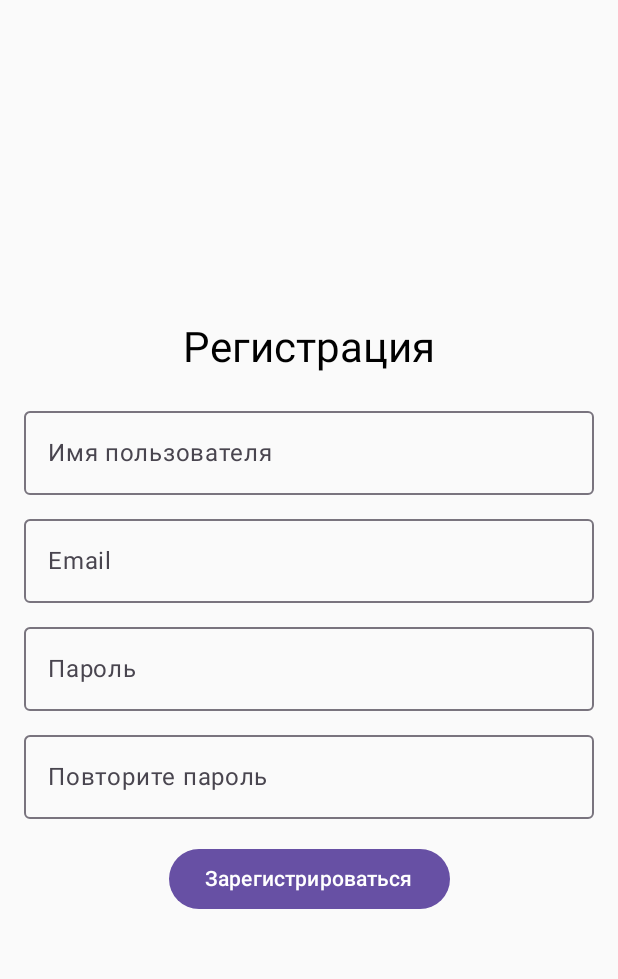
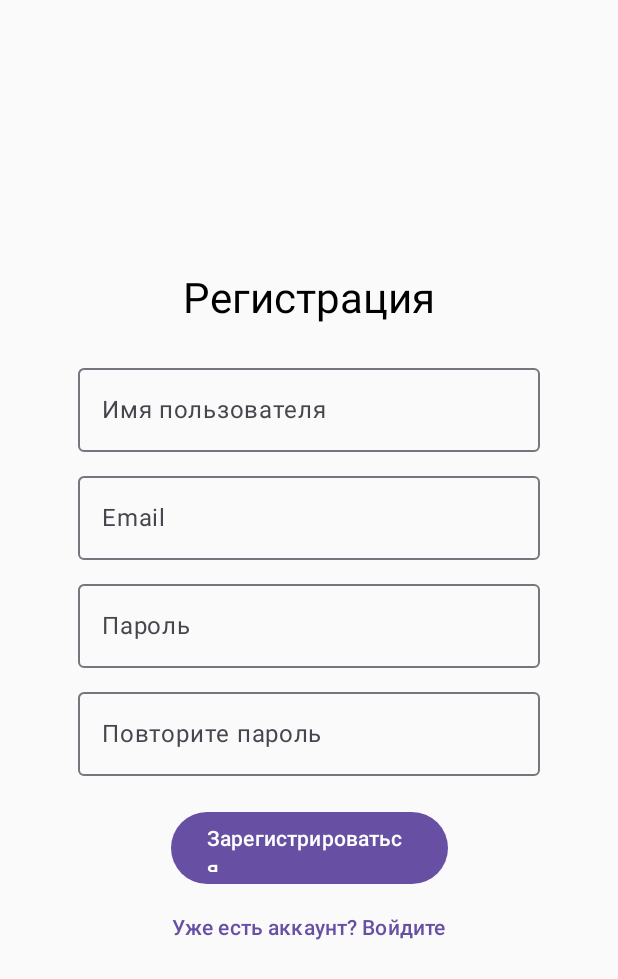
Before and after one commit to LordAlex0393/BooksApp, an Android app built with Jetpack Compose: the LoginScreen screen opened through its navigation route, after a tap on "Нет аккаунта? Зарегистрируйтесь", on a phone screen of 412 x 824 dp. Shown: the top 979 px of the screen. Run offline under Robolectric (Android 15) with nearby library versions, the phone set to English and light mode, and no system bars; libraries missing offline, so code that uses them is left out: at.favre.lib, io.github.jan.supabase; 1 other tap on this screen came first.

Commit message:
v0.1.2 - Design update

```diff
--- a/app/src/main/java/com/example/bookapp/LoginScreen.kt
+++ b/app/src/main/java/com/example/bookapp/LoginScreen.kt
@@ -17,11 +17,16 @@ import androidx.compose.runtime.mutableStateOf
 import androidx.compose.runtime.remember
 import androidx.compose.runtime.rememberCoroutineScope
 import androidx.compose.runtime.setValue
+import androidx.compose.ui.Alignment
 import androidx.compose.ui.Modifier
 import androidx.compose.ui.text.input.PasswordVisualTransformation
 import androidx.compose.ui.unit.dp
 import androidx.navigation.NavController
 import kotlinx.coroutines.launch
+
+private const val BUTTON_MAX_WIDTH = 0.5f
+private val BUTTON_MAX_HEIGHT = 48.dp
+private val PADDING = 52.dp
 
 @Composable
 fun LoginScreen(navController: NavController) {
@@ -33,8 +38,9 @@ fun LoginScreen(navController: NavController) {
     Column(
         modifier = Modifier
             .fillMaxSize()
-            .padding(16.dp),
-        verticalArrangement = Arrangement.Center
+            .padding(PADDING),
+        verticalArrangement = Arrangement.Center,
+        horizontalAlignment = Alignment.CenterHorizontally
     ) {
         Text(
             text = "Вход",
@@ -67,7 +73,7 @@ fun LoginScreen(navController: NavController) {
             )
         }
 
-        Spacer(modifier = Modifier.height(16.dp))
+        Spacer(modifier = Modifier.height(24.dp))
 
         Button(
             onClick = {
@@ -89,16 +95,18 @@ fun LoginScreen(navController: NavController) {
 //                    }
                 }
             },
-            modifier = Modifier.fillMaxWidth()
+            //modifier = Modifier.fillMaxWidth()
+            modifier = Modifier
+                .fillMaxWidth(BUTTON_MAX_WIDTH)
+                .height(BUTTON_MAX_HEIGHT)
         ) {
             Text("Войти")
         }
 
-        Spacer(modifier = Modifier.height(8.dp))
+        Spacer(modifier = Modifier.height(5.dp))
 
         TextButton(
             onClick = { navController.navigate("signup") },
-            modifier = Modifier.fillMaxWidth()
         ) {
             Text("Нет аккаунта? Зарегистрируйтесь")
         }
--- a/app/src/main/java/com/example/bookapp/SignUpScreen.kt
+++ b/app/src/main/java/com/example/bookapp/SignUpScreen.kt
@@ -1,3 +1,4 @@
+
 import android.util.Log
 import androidx.compose.foundation.layout.Arrangement
 import androidx.compose.foundation.layout.Column
@@ -10,6 +11,7 @@ import androidx.compose.material3.Button
 import androidx.compose.material3.MaterialTheme
 import androidx.compose.material3.OutlinedTextField
 import androidx.compose.material3.Text
+import androidx.compose.material3.TextButton
 import androidx.compose.runtime.Composable
 import androidx.compose.runtime.getValue
 import androidx.compose.runtime.mutableStateOf
@@ -23,36 +25,20 @@ import androidx.compose.ui.text.input.PasswordVisualTransformation
 import androidx.compose.ui.unit.dp
 import androidx.navigation.NavController
 import at.favre.lib.crypto.bcrypt.BCrypt
-import com.example.bookapp.BuildConfig
-import io.github.jan.supabase.createSupabaseClient
-import io.github.jan.supabase.postgrest.Postgrest
+import com.example.bookapp.SupabaseClient
 import io.github.jan.supabase.postgrest.from
 import kotlinx.coroutines.Dispatchers
 import kotlinx.coroutines.launch
 import kotlinx.coroutines.withContext
-import kotlinx.serialization.Serializable
 import java.net.URL
 import java.net.UnknownHostException
 
 // ============= КОНСТАНТЫ И КОНФИГУРАЦИЯ =============
 private const val SUCCESS_COLOR_HEX = 0xFF2E7D32
 private const val BCRYPT_COST = 12
-
-// ================ КОНФИГУРАЦИЯ SUPABASE ================
-val supabase = createSupabaseClient(
-    supabaseUrl = BuildConfig.SUPABASE_URL,
-    supabaseKey = BuildConfig.SUPABASE_KEY
-) {
-    install(Postgrest)
-}
-
-// ================ МОДЕЛЬ ДАННЫХ ================
-@Serializable
-data class User(
-    val username: String,
-    val email: String,
-    val password_hash: String
-)
+private const val BUTTON_MAX_WIDTH = 0.6f
+private val BUTTON_MAX_HEIGHT = 48.dp
+private val PADDING = 52.dp
 
 // ================ ЭКРАН РЕГИСТРАЦИИ ================
 @Composable
@@ -70,13 +56,17 @@ fun SignUpScreen(navController: NavController) {
     Column(
         modifier = Modifier
             .fillMaxSize()
-            .padding(16.dp),
+            .padding(PADDING),
         verticalArrangement = Arrangement.Center,
         horizontalAlignment = Alignment.CenterHorizontally
     ) {
+
         // Заголовок
         Text("Регистрация", style = MaterialTheme.typography.headlineMedium)
-        Spacer(modifier = Modifier.height(16.dp))
+
+
+        Spacer(modifier = Modifier.height(20.dp))
+
 
         // Поле имени пользователя
         OutlinedTextField(
@@ -85,7 +75,10 @@ fun SignUpScreen(navController: NavController) {
             label = { Text("Имя пользователя") },
             modifier = Modifier.fillMaxWidth()
         )
+
+
         Spacer(modifier = Modifier.height(8.dp))
+
 
         // Поле email
         OutlinedTextField(
@@ -94,7 +87,10 @@ fun SignUpScreen(navController: NavController) {
             label = { Text("Email") },
             modifier = Modifier.fillMaxWidth()
         )
+
+
         Spacer(modifier = Modifier.height(8.dp))
+
 
         // Поле пароля
         OutlinedTextField(
@@ -104,7 +100,10 @@ fun SignUpScreen(navController: NavController) {
             visualTransformation = PasswordVisualTransformation(),
             modifier = Modifier.fillMaxWidth()
         )
+
+
         Spacer(modifier = Modifier.height(8.dp))
+
 
         // Подтверждение пароля
         OutlinedTextField(
@@ -115,6 +114,7 @@ fun SignUpScreen(navController: NavController) {
             modifier = Modifier.fillMaxWidth()
         )
 
+        Spacer(modifier = Modifier.height(8.dp))
         // --------- Сообщения об ошибках/успехе ---------
         if (error.isNotEmpty()) {
             Text(error, color = MaterialTheme.colorScheme.error)
@@ -124,7 +124,9 @@ fun SignUpScreen(navController: NavController) {
             Text("Вы успешно зарегистрировались", color = Color(SUCCESS_COLOR_HEX))
         }
 
-        Spacer(modifier = Modifier.height(16.dp))
+
+        Spacer(modifier = Modifier.height(16.dp)) //24
+
 
         // --------- Кнопка регистрации ---------
         Button(onClick = {
@@ -147,7 +149,7 @@ fun SignUpScreen(navController: NavController) {
 
                         // --------- Отправка данных в Supabase ---------
                         val hashedPassword = hashPassword(password)
-                        supabase.from("users").insert(mapOf(
+                        SupabaseClient.client.from("users").insert(mapOf(
                             "username" to username,
                             "email" to email,
                             "password_hash" to hashedPassword
@@ -176,8 +178,23 @@ fun SignUpScreen(navController: NavController) {
                     Log.e("SignUp", "Registration error", e)
                 }
             }
-        }) {
+        },
+            modifier = Modifier
+                .fillMaxWidth(BUTTON_MAX_WIDTH)
+                .height(BUTTON_MAX_HEIGHT)
+        ) {
             Text("Зарегистрироваться")
+        }
+
+
+        Spacer(modifier = Modifier.height(5.dp))
+
+
+        TextButton(
+            onClick = { navController.navigate("login") },
+            modifier = Modifier.fillMaxWidth()
+        ) {
+            Text("Уже есть аккаунт? Войдите")
         }
     }
 }
@@ -190,9 +207,13 @@ fun hashPassword(password: String): String {
 // ----- Проверка интернет-соединения -----
 private fun checkInternetConnection(): Boolean {
     return try {
-        URL("https://google.com").openConnection().connect()
+        URL("https://google.com").openConnection().apply {
+            connectTimeout = 3000
+            readTimeout = 3000
+        }.connect()
         true
     } catch (e: Exception) {
+        Log.w("Network", "No internet connection: ${e.localizedMessage}")
         false
     }
 }
--- a/app/src/main/java/com/example/bookapp/WelcomeScreen.kt
+++ b/app/src/main/java/com/example/bookapp/WelcomeScreen.kt
@@ -14,33 +14,47 @@ import androidx.compose.ui.Modifier
 import androidx.compose.ui.unit.dp
 import androidx.navigation.NavController
 
+private const val BUTTON_MAX_WIDTH = 0.6f
+private val BUTTON_MAX_HEIGHT = 44.dp
+private val PADDING = 16.dp
+
 @Composable
 fun WelcomeScreen(navController: NavController) {
     Column(
         modifier = Modifier
             .fillMaxSize()
-            .padding(16.dp),
+            .padding(PADDING),
         verticalArrangement = Arrangement.Center,
         horizontalAlignment = Alignment.CenterHorizontally
     ) {
+
         Text(
             text = "Добро пожаловать!",
             style = MaterialTheme.typography.headlineMedium
         )
-        Spacer(modifier = Modifier.height(32.dp))
+
+
+        Spacer(modifier = Modifier.height(36.dp))
+
 
         Button(
             onClick = { navController.navigate("login") },
-            modifier = Modifier.fillMaxWidth()
+            modifier = Modifier
+                .fillMaxWidth(BUTTON_MAX_WIDTH)
+                .height(BUTTON_MAX_HEIGHT)
         ) {
             Text("Войти")
         }
 
-        Spacer(modifier = Modifier.height(16.dp))
+
+        Spacer(modifier = Modifier.height(20.dp))
+
 
         Button(
             onClick = { navController.navigate("signup") },
-            modifier = Modifier.fillMaxWidth()
+            modifier = Modifier
+                .fillMaxWidth(BUTTON_MAX_WIDTH)
+                .height(BUTTON_MAX_HEIGHT)
         ) {
             Text("Создать аккаунт")
         }
```
Also changed, not shown: app/src/main/java/com/example/bookapp/SupabaseClient.kt (added, +13 -0 lines).
